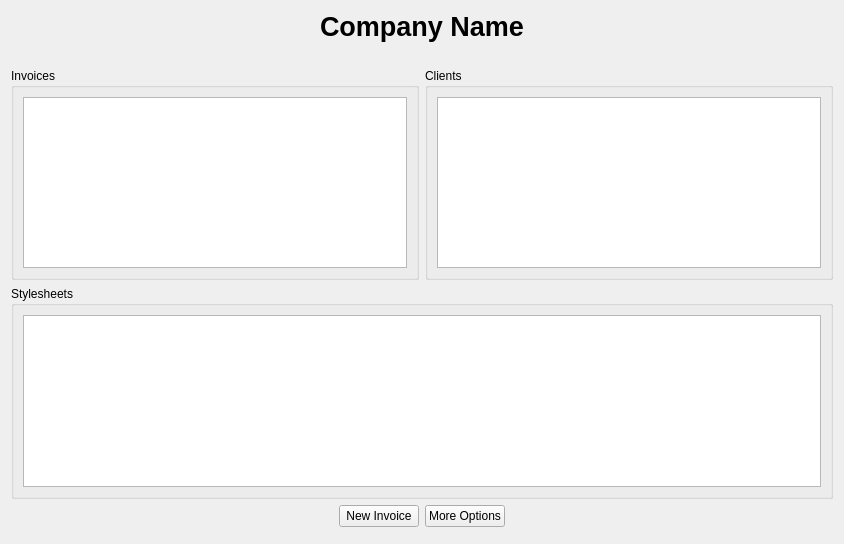
Above: MainPage.ui from MickaelOnTheWave/InvoiceManager before the change. Below: the same form after it.
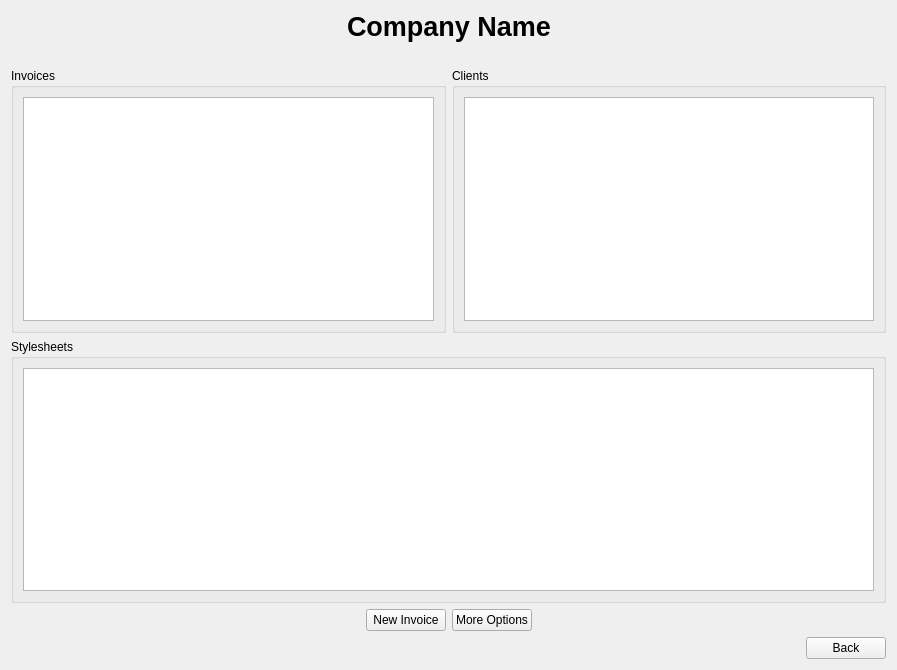
That is the form after the change. Custom widgets are drawn as their Qt base class.

Commit message: Updated status widget. Added DB version checking.

Diff of the .ui file:
```diff
--- a/MainPage.ui
+++ b/MainPage.ui
@@ -6,8 +6,8 @@
    <rect>
     <x>0</x>
     <y>0</y>
-    <width>844</width>
-    <height>544</height>
+    <width>897</width>
+    <height>670</height>
    </rect>
   </property>
   <property name="windowTitle">
@@ -159,7 +159,24 @@
     </layout>
    </item>
    <item>
-    <widget class="DbStatusForm" name="dbStatusWidget" native="true"/>
+    <layout class="QHBoxLayout" name="horizontalLayout_4">
+     <item>
+      <widget class="DbStatusForm" name="dbStatusWidget" native="true"/>
+     </item>
+     <item>
+      <widget class="QPushButton" name="backButton">
+       <property name="sizePolicy">
+        <sizepolicy hsizetype="Fixed" vsizetype="Fixed">
+         <horstretch>0</horstretch>
+         <verstretch>0</verstretch>
+        </sizepolicy>
+       </property>
+       <property name="text">
+        <string>Back</string>
+       </property>
+      </widget>
+     </item>
+    </layout>
    </item>
   </layout>
  </widget>
```
The commit also changes 10 other files.
